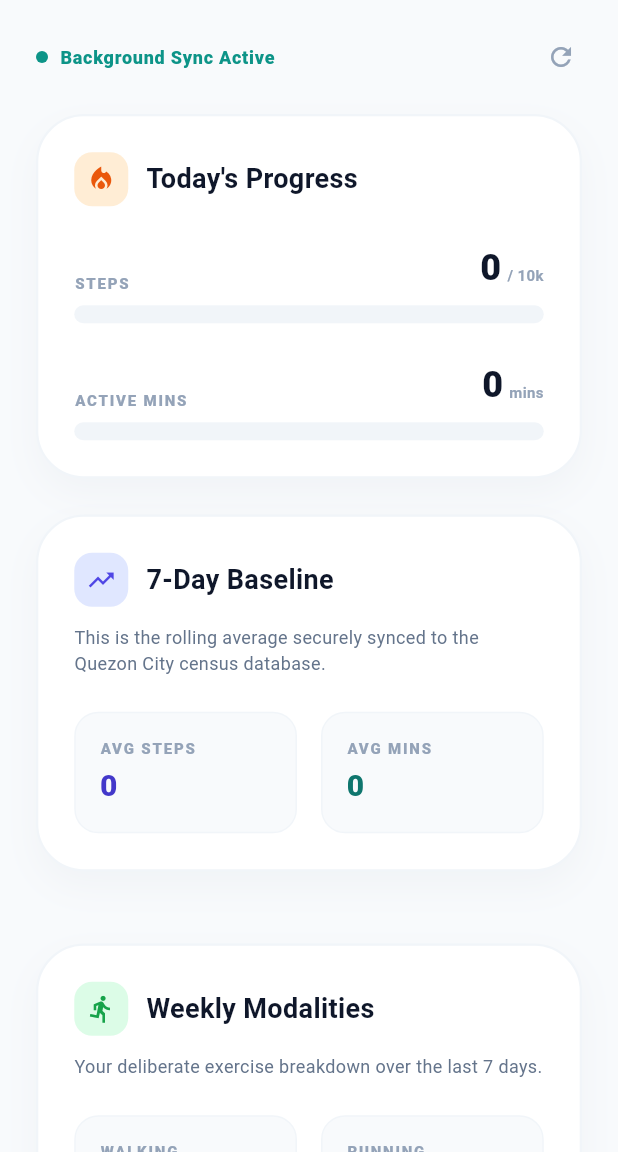
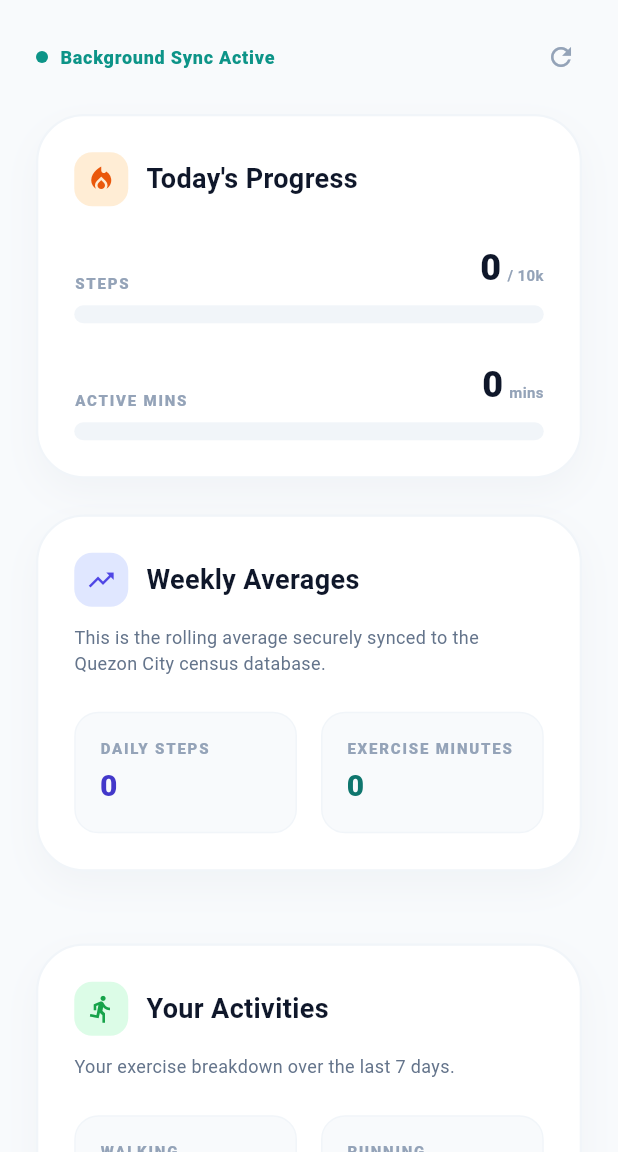
Before and after one commit to rlee-upou/shi_sync, a Flutter app: the DashboardScreen screen opened directly, on a phone screen of 412 x 824 dp, the part 84-1236 px from its top. Run offline on Flutter 3.47's test engine with Material 3 defaults, Android fonts, the phone set to English and light mode, and no system bars; our stand-ins replace flutter_dotenv, shared_preferences, supabase_flutter; missing offline and left inert: health; accounts and stored records are empty.

Commit message:
updated texts

```diff
--- a/lib/main.dart
+++ b/lib/main.dart
@@ -993,7 +993,7 @@ class _DashboardScreenState extends State<DashboardScreen> {
                         child: const Icon(Icons.trending_up, color: Color(0xFF4F46E5), size: 20),
                       ),
                       const SizedBox(width: 12),
-                      const Text("7-Day Baseline", style: TextStyle(fontSize: 18, fontWeight: FontWeight.bold, color: Color(0xFF0F172A))),
+                      const Text("Weekly Averages", style: TextStyle(fontSize: 18, fontWeight: FontWeight.bold, color: Color(0xFF0F172A))),
                     ],
                   ),
                   const SizedBox(height: 12),
@@ -1010,7 +1010,7 @@ class _DashboardScreenState extends State<DashboardScreen> {
                           child: Column(
                             crossAxisAlignment: CrossAxisAlignment.start,
                             children: [
-                              const Text('AVG STEPS', style: TextStyle(fontSize: 10, fontWeight: FontWeight.w900, color: Color(0xFF94A3B8), letterSpacing: 1.2)),
+                              const Text('DAILY STEPS', style: TextStyle(fontSize: 10, fontWeight: FontWeight.w900, color: Color(0xFF94A3B8), letterSpacing: 1.2)),
                               const SizedBox(height: 4),
                               Text(NumberFormat('#,###').format(_avgSteps), style: const TextStyle(fontSize: 20, fontWeight: FontWeight.w900, color: Color(0xFF4338CA))),
                             ],
@@ -1025,7 +1025,7 @@ class _DashboardScreenState extends State<DashboardScreen> {
                           child: Column(
                             crossAxisAlignment: CrossAxisAlignment.start,
                             children: [
-                              const Text('AVG MINS', style: TextStyle(fontSize: 10, fontWeight: FontWeight.w900, color: Color(0xFF94A3B8), letterSpacing: 1.2)),
+                              const Text('EXERCISE MINUTES', style: TextStyle(fontSize: 10, fontWeight: FontWeight.w900, color: Color(0xFF94A3B8), letterSpacing: 1.2)),
                               const SizedBox(height: 4),
                               Text('$_weeklyExerciseMins', style: const TextStyle(fontSize: 20, fontWeight: FontWeight.w900, color: Color(0xFF0F766E))),
                             ],
@@ -1062,11 +1062,11 @@ class _DashboardScreenState extends State<DashboardScreen> {
                         child: const Icon(Icons.directions_run, color: Color(0xFF16A34A), size: 20),
                       ),
                       const SizedBox(width: 12),
-                      const Text("Weekly Modalities", style: TextStyle(fontSize: 18, fontWeight: FontWeight.bold, color: Color(0xFF0F172A))),
+                      const Text("Your Activities", style: TextStyle(fontSize: 18, fontWeight: FontWeight.bold, color: Color(0xFF0F172A))),
                     ],
                   ),
                   const SizedBox(height: 12),
-                  const Text('Your deliberate exercise breakdown over the last 7 days.',
+                  const Text('Your exercise breakdown over the last 7 days.',
                     style: TextStyle(color: Color(0xFF64748B), fontSize: 12, height: 1.4)),
                   const SizedBox(height: 24),
 
@@ -1131,7 +1131,7 @@ class _DashboardScreenState extends State<DashboardScreen> {
                           child: Column(
                             crossAxisAlignment: CrossAxisAlignment.start,
                             children: [
-                              const Text('OTHER', style: TextStyle(fontSize: 10, fontWeight: FontWeight.w900, color: Color(0xFF94A3B8), letterSpacing: 1.2)),
+                              const Text('OTHERS', style: TextStyle(fontSize: 10, fontWeight: FontWeight.w900, color: Color(0xFF94A3B8), letterSpacing: 1.2)),
                               const SizedBox(height: 4),
                               Text('${_otherWeekly}m', style: const TextStyle(fontSize: 20, fontWeight: FontWeight.w900, color: Color(0xFF475569))),
                             ],
```
